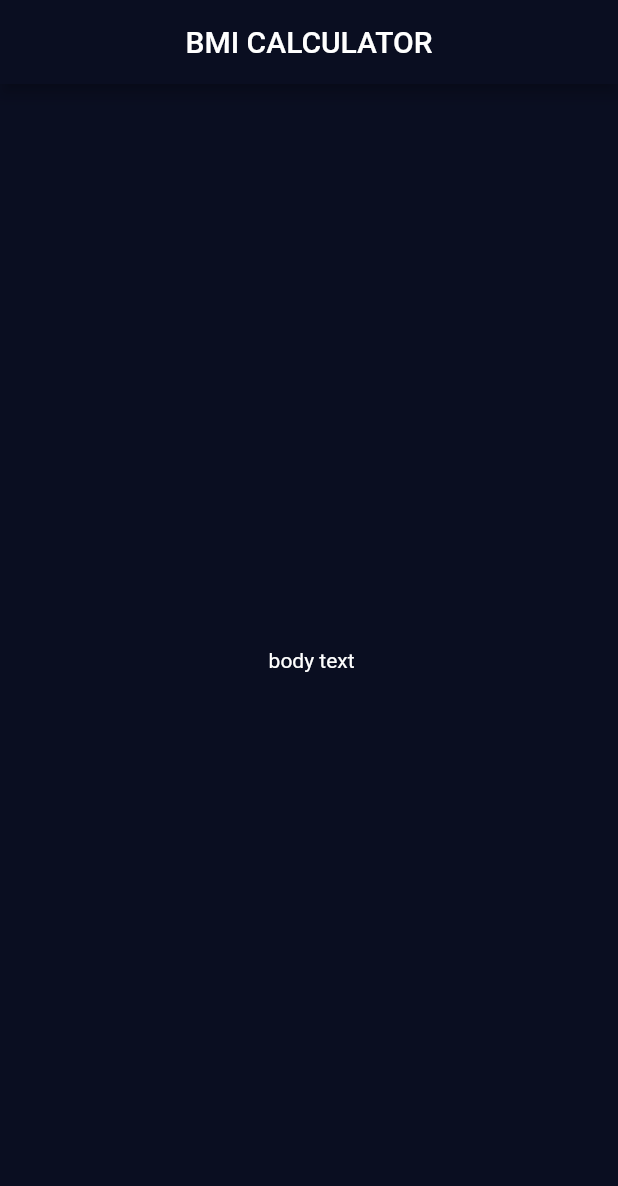
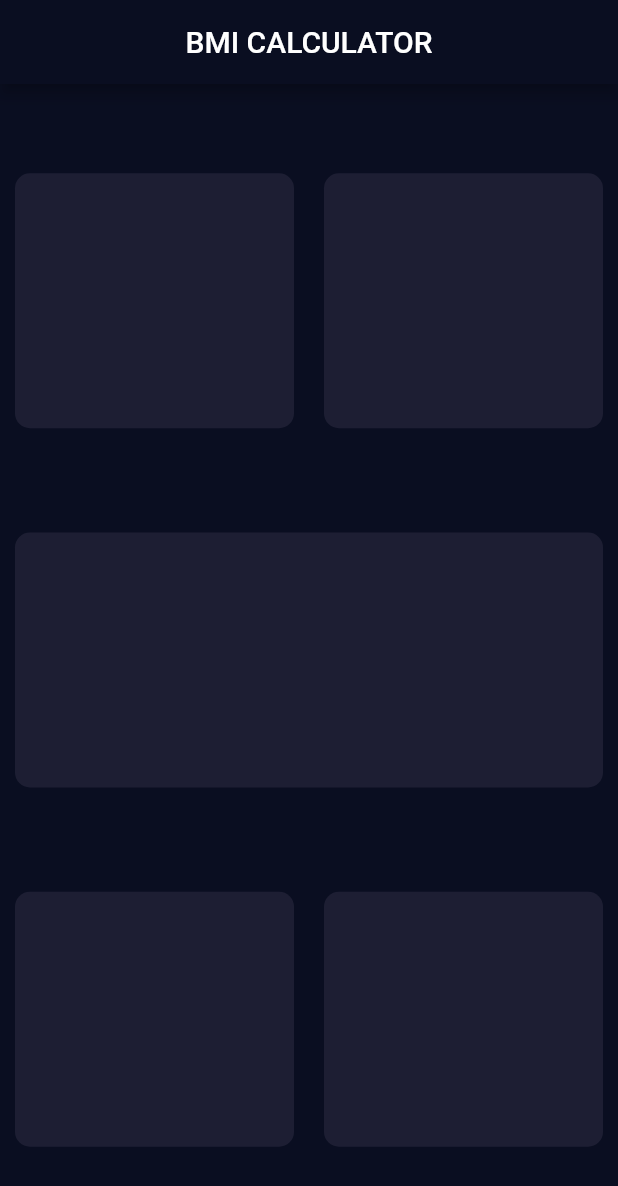
Before and after one commit to SUFFOSOHRAOUL/BMi, a Flutter app: the screen it shows after launch, on a phone screen of 412 x 824 dp. Shown: the top 1186 px of the screen. Run offline on Flutter 3.47's test engine with Material 2 defaults, Android fonts, the phone set to English and light mode, and no system bars.

Commit message:
background of various cards

```diff
--- a/lib/input_page.dart
+++ b/lib/input_page.dart
@@ -9,9 +9,89 @@ class inputPage extends StatelessWidget {
       appBar: AppBar(
         title: Center(child: Text('BMI CALCULATOR')),
       ),
-      body: Center(
-        child: Text(' body text'),
+      body: Column(
+          mainAxisAlignment: MainAxisAlignment.spaceEvenly,
+          children: [
+            Row(
+              children: [
+                Expanded(
+
+                child: Container(
+               height: 170,
+               margin: EdgeInsets.all(10.0),
+               decoration:  BoxDecoration(
+                color: Color(0xff1d1e33),
+                borderRadius: BorderRadius.circular(10.0),
+               ),
+              ),
+
+            ),
+            Expanded(
+
+                child: Container(
+               height: 170,
+
+               margin: EdgeInsets.all(10.0),
+               decoration:  BoxDecoration(
+                color: Color(0xff1d1e33),
+                borderRadius: BorderRadius.circular(10.0),
+               ),
+              ),
+
+            )
+
+              ],
+            ),
+            Row(
+              children: [
+                Expanded(
+
+                child: Container(
+               height: 170,
+               margin: EdgeInsets.all(10.0),
+               decoration:  BoxDecoration(
+                color: Color(0xff1d1e33),
+                borderRadius: BorderRadius.circular(10.0),
+               ),
+              ),
+
+            ),
+              ]
+            ),
+
+            Row(
+              children: [
+                Expanded(
+
+                child: Container(
+               height: 170,
+               margin: EdgeInsets.all(10.0),
+               decoration:  BoxDecoration(
+                color: Color(0xff1d1e33),
+                borderRadius: BorderRadius.circular(10.0),
+               ),
+              ),
+
+            ),
+
+                Expanded(
+
+                child: Container(
+               height: 170,
+               margin: EdgeInsets.all(10.0),
+               decoration:  BoxDecoration(
+                color: Color(0xff1d1e33),
+                borderRadius: BorderRadius.circular(10.0),
+               ),
+              ),
+
+            ),
+              ]
+            ),
+          ],
         ),
+
+
     );
 
   }
```
